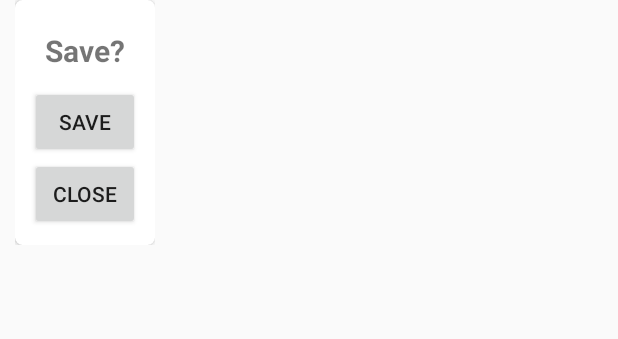
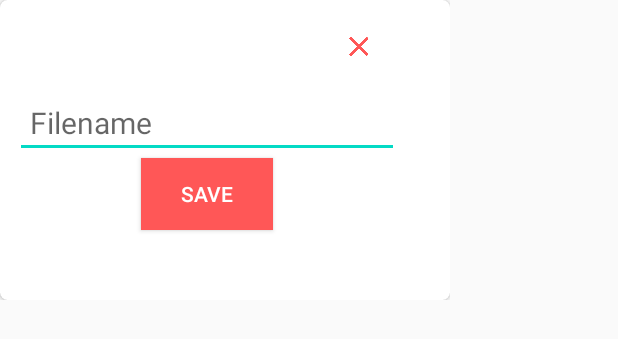
Before and after one commit to Viktor-Bubanja/Looper-Pedal--Android-App, an Android app: the layout save_window.xml on its own in the app's theme, with its tools: preview values and no code run, on a phone screen of 412 x 824 dp. Shown: the top 339 px of the screen. Run offline under Robolectric (Android 15) with nearby library versions, the phone set to English and light mode, and no system bars.

Commit message:
Add popup menu for saving recordings

```diff
--- a/app/src/main/res/layout/activity_main.xml
+++ b/app/src/main/res/layout/activity_main.xml
@@ -2,6 +2,7 @@
 <androidx.constraintlayout.widget.ConstraintLayout xmlns:android="http://schemas.android.com/apk/res/android"
     xmlns:app="http://schemas.android.com/apk/res-auto"
     xmlns:tools="http://schemas.android.com/tools"
+    android:id="@+id/root_layout"
     android:layout_width="match_parent"
     android:layout_height="match_parent"
     android:background="@android:color/background_light"
--- a/app/src/main/res/layout/save_window.xml
+++ b/app/src/main/res/layout/save_window.xml
@@ -1,47 +1,55 @@
 <?xml version="1.0" encoding="utf-8"?>
-<LinearLayout xmlns:android="http://schemas.android.com/apk/res/android"
+<androidx.constraintlayout.widget.ConstraintLayout xmlns:android="http://schemas.android.com/apk/res/android"
     xmlns:app="http://schemas.android.com/apk/res-auto"
-    android:layout_width="wrap_content"
-    android:layout_height="wrap_content"
-    android:paddingLeft="10dp"
-    android:paddingRight="10dp"
-    android:gravity="center">
+    xmlns:tools="http://schemas.android.com/tools"
+    android:layout_width="300dp"
+    android:layout_height="200dp"
+    app:layout_constraintTop_toTopOf="parent">
 
-    <android.support.v7.widget.CardView
+    <androidx.cardview.widget.CardView
         android:layout_width="match_parent"
-        android:layout_height="wrap_content"
-        app:cardCornerRadius="5dp">
+        android:layout_height="match_parent"
+        app:cardCornerRadius="5dp"
+        app:layout_constraintBottom_toBottomOf="parent"
+        app:layout_constraintEnd_toEndOf="parent"
+        app:layout_constraintStart_toStartOf="parent">
 
         <LinearLayout
-            android:padding="10dp"
-            android:layout_width="match_parent"
+            android:layout_width="276dp"
             android:layout_height="match_parent"
-            android:orientation="vertical">
+            android:orientation="vertical"
+            android:padding="10dp">
 
-            <TextView
+            <ImageButton
+                android:id="@+id/closeButton"
+                android:layout_width="57dp"
+                android:layout_height="48dp"
+                android:adjustViewBounds="true"
+                android:layout_gravity="right"
+                android:background="@android:color/background_light"
+                android:scaleType="fitCenter"
+                app:srcCompat="@drawable/close_icon" />
+
+            <EditText
                 android:id="@+id/titleText"
+                android:layout_width="match_parent"
+                android:layout_height="wrap_content"
                 android:layout_gravity="center"
-                android:layout_width="wrap_content"
-                android:layout_height="wrap_content"
-                android:text="Save?"
-                android:textSize="20sp"
-                android:textStyle="bold"
-                android:padding="10dp"/>
-
+                android:hint="@string/filename_hint"
+                android:padding="10dp"
+                android:textSize="20sp" />
 
             <Button
                 android:id="@+id/saveButton"
-                android:layout_width="match_parent"
+                android:layout_width="wrap_content"
                 android:layout_height="wrap_content"
-                android:text="Save" />
+                android:layout_gravity="center"
+                android:textColor="@color/white"
+                android:background="@color/colorPrimary"
+                android:text="@string/save" />
 
-            <Button
-                android:id="@+id/closeButton"
-                android:layout_width="match_parent"
-                android:layout_height="wrap_content"
-                android:text="Close" />
 
         </LinearLayout>
 
-    </android.support.v7.widget.CardView>
-</LinearLayout>
+    </androidx.cardview.widget.CardView>
+</androidx.constraintlayout.widget.ConstraintLayout>
--- a/app/src/main/res/menu/main_activity_bar.xml
+++ b/app/src/main/res/menu/main_activity_bar.xml
@@ -1,12 +1,12 @@
 <?xml version="1.0" encoding="utf-8"?>
 <menu xmlns:android="http://schemas.android.com/apk/res/android"
     xmlns:app="http://schemas.android.com/apk/res-auto">
-    <item android:id="@+id/action_save"
+    <item android:id="@+id/actionSave"
         android:title="@string/save"
         android:icon="@drawable/save_icon"
         android:onClick="showPopupWindow"
         app:showAsAction="ifRoom"/>
-    <item android:id="@+id/action_load"
+    <item android:id="@+id/actionLoad"
         android:title="@string/load"
         android:icon="@drawable/load_icon"
         app:showAsAction="ifRoom"/>
--- a/app/src/main/res/values/colors.xml
+++ b/app/src/main/res/values/colors.xml
@@ -3,4 +3,5 @@
     <color name="colorPrimary">#ff5757</color>
     <color name="colorPrimaryDark">#3700B3</color>
     <color name="colorAccent">#03DAC5</color>
+    <color name="white">#FFFFFF</color>
 </resources>
--- a/app/src/main/res/values/strings.xml
+++ b/app/src/main/res/values/strings.xml
@@ -7,4 +7,5 @@
     <string name="channel_description">notification channel</string>
     <string name="save">Save</string>
     <string name="load">Load</string>
+    <string name="filename_hint">Filename</string>
 </resources>
```
Also changed, not shown: app/src/main/java/com/example/looper/MainActivity.kt (+47 -32 lines), app/src/main/res/drawable-v24/close_icon.png (added), 2 other files.
